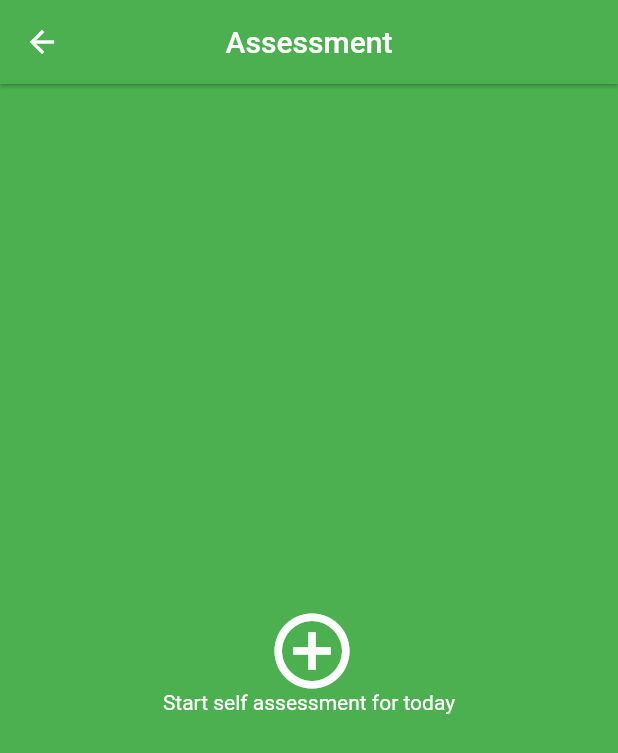
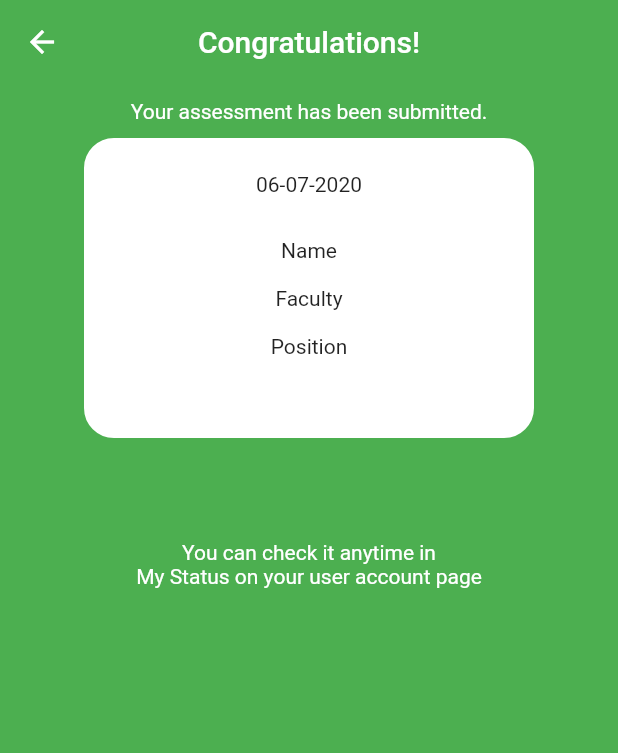
Before and after one commit to alskdwq/HHC-app, a Flutter app: the AssessmentPage screen opened directly, on a phone screen of 412 x 824 dp. Shown: the top 753 px of the screen. Run offline on Flutter 3.47's test engine with Material 2 defaults, Android fonts, the phone set to English and light mode, and no system bars; our stand-ins replace badges.

Commit message:
Add files via upload

```diff
--- a/lib/AssessmentPage.dart
+++ b/lib/AssessmentPage.dart
@@ -1,19 +1,106 @@
 import 'package:flutter/material.dart';
 import './YesNo.dart';
+import 'package:intl/intl.dart';
 
 class AssessmentPage extends StatefulWidget{
+  final String healthStatus;
 
+  AssessmentPage({Key key, this.healthStatus}) : super(key:key);
   @override
   State<StatefulWidget> createState(){
-    return new Page();
+    if (healthStatus != 'Unknown'){
+      return new StatusKnown();
+    } else return new StatusUnknown();
   }
 }
 
-class Page extends State<AssessmentPage>{
+class StatusKnown extends State<AssessmentPage> {
+  static DateTime now = DateTime.now();
+  String time = DateFormat('MM-dd-yyyy').format(now);
+  Color bgColor = Colors.green;
+  String title = 'Congratulations!';
+  String response = 'Your assessment has been submitted.';
+
+  void checkHealth(){
+    if(widget.healthStatus == 'Unhealthy'){// user is not healthy
+      bgColor = Colors.red;
+      title = 'Your status has been recorded';
+      response = 'hope you get well soon.';
+    }
+  }
+
+  @override
+  void initState() {
+    // TODO: implement initState
+    checkHealth();
+    super.initState();
+  }
+  @override
+  Widget build(BuildContext context) {
+    return Scaffold(
+      backgroundColor: bgColor,
+      appBar: AppBar(title: new Text(title),
+        backgroundColor: bgColor,
+        centerTitle: true,
+        elevation: 0,),
+      body: Center(child: new Column(
+        children: <Widget>[
+          Padding(
+            padding: const EdgeInsets.all(10.0),
+            child: Text(response,
+              style: TextStyle(color: Colors.white),),
+          ),
+          Container(
+
+            height: 200,
+            width: 300,
+            decoration: BoxDecoration(
+                color: Colors.white,
+                border: Border.all(width: 3.0,color: Colors.white),
+                borderRadius: BorderRadius.all(Radius.circular(20))
+            ),
+            child: Column(
+              crossAxisAlignment: CrossAxisAlignment.center,
+              children: <Widget>[
+                Padding(
+                  padding: const EdgeInsets.all(20.0),
+                  child: Text(time),
+                ),
+                Padding(
+                  padding: const EdgeInsets.all(8.0),
+                  child: Text('Name'),
+                ),
+                Padding(
+                  padding: const EdgeInsets.all(8.0),
+                  child: Text('Faculty'),
+                ),
+                Padding(
+                  padding: const EdgeInsets.all(8.0),
+                  child: Text('Position'),
+                ),
+              ],
+            ),
+          ),
+          Padding(padding: const EdgeInsets.all(30),),
+          Padding(
+            padding: const EdgeInsets.all(8.0),
+            child: Column(
+              children: <Widget>[
+                Text('You can check it anytime in',style: TextStyle(color: Colors.white),),
+                Text('My Status on your user account page',style: TextStyle(color: Colors.white),),
+              ],
+            ),
+          )
+        ],
+      )),
+    );
+  }
+}
+
+class StatusUnknown extends State<AssessmentPage>{
   //Color for title and background
   Color _backgroundColor = Colors.green;
   Color _textColor = Colors.white;
-
 
   //Tap on plus icon
   void _onTap(){
--- a/lib/Summary.dart
+++ b/lib/Summary.dart
@@ -88,7 +88,7 @@ class _SummaryState extends State<Summary> {
                         side: BorderSide(color: Colors.green)),
                     onPressed: (){
                       Navigator.pushAndRemoveUntil(context,
-                          MaterialPageRoute(builder: (context) => Submit(heath: isHealth,)),
+                          MaterialPageRoute(builder: (context) => Home(isHealth: isHealth,)),
                               (route) => route == null);
                     },
                     color: Colors.green,
```
Also changed, not shown: lib/home.dart (+15 -3 lines), lib/main.dart (added, +111 -0 lines), lib/CheckboxList.dart (line endings or trailing spaces), lib/MailPage.dart (line endings or trailing spaces), lib/MePage.dart (line endings or trailing spaces), lib/Submitted.dart (line endings or trailing spaces), lib/YesNo.dart (line endings or trailing spaces), lib/items.dart (line endings or trailing spaces), pubspec.lock, 9 other files.
